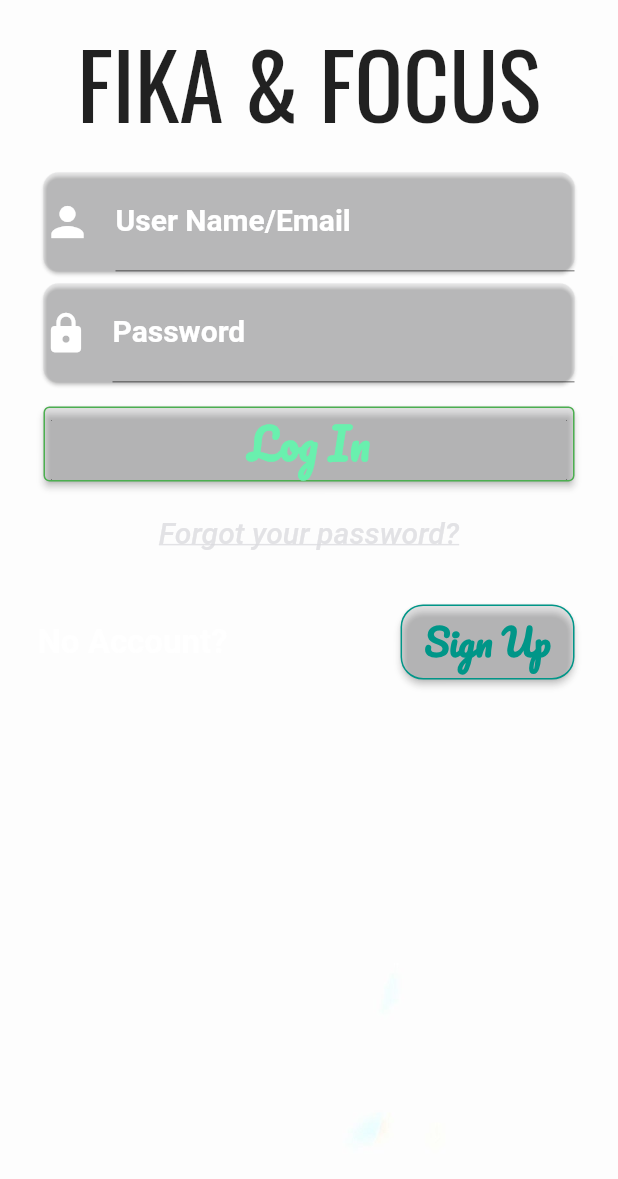
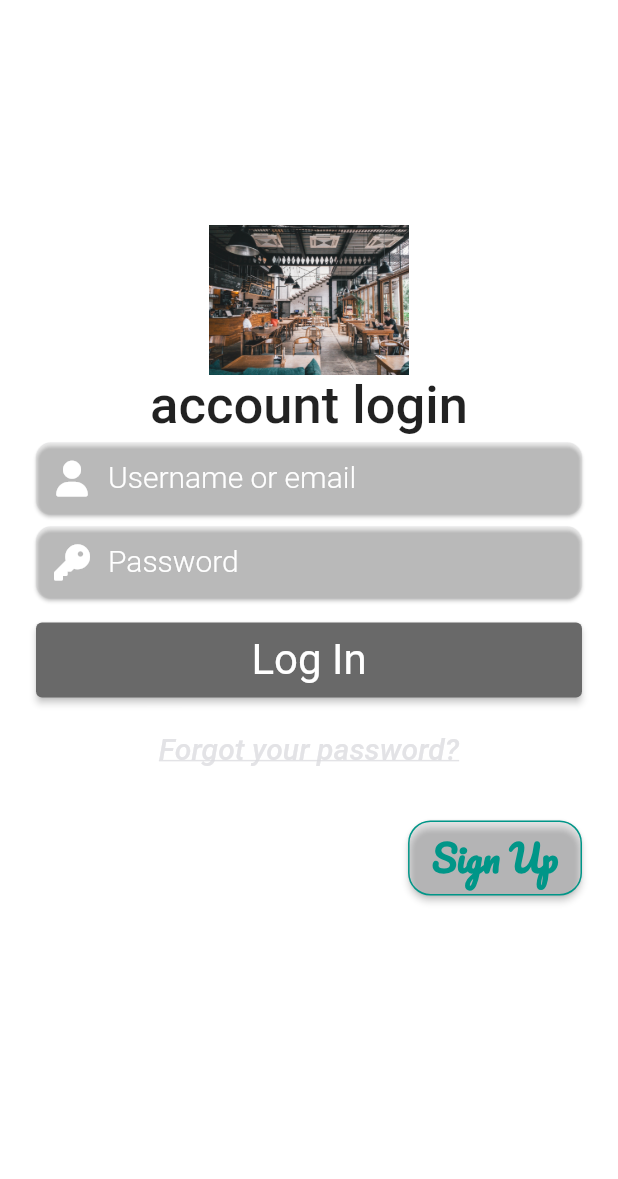
Before and after one commit to StanislavAlpatiev/FikaAndFocus, a Flutter app: the screen it shows after launch, on a phone screen of 412 x 824 dp. Shown: the top 1179 px of the screen. Run offline on Flutter 3.47's test engine with Material 2 defaults, Android fonts, the phone set to English and light mode, and no system bars; our stand-ins replace font_awesome_flutter, geolocator, google_fonts, google_maps_flutter; accounts and stored records are empty.

Commit message:
modified design LogIn.dart

```diff
--- a/fika_and_fokus/lib/LogIn.dart
+++ b/fika_and_fokus/lib/LogIn.dart
@@ -3,6 +3,7 @@ import 'dart:convert';
 import 'package:fika_and_fokus/NavBar.dart';
 import 'package:flutter/material.dart';
 import 'package:google_fonts/google_fonts.dart';
+import 'package:font_awesome_flutter/font_awesome_flutter.dart';
 import 'package:http/http.dart' as http;
 import 'signup.dart';
 import 'User.dart';
@@ -34,33 +35,41 @@ class _LogInState extends State<LogIn> {
   Widget build(BuildContext context) {
     return MaterialApp(
       home: Container(
-        decoration: BoxDecoration(
-          image: DecorationImage(
-            image: const AssetImage("images/bg_white.jpg"),
-            fit: BoxFit.cover,
-            colorFilter: ColorFilter.mode(
-                Colors.brown.withOpacity(0.9), BlendMode.dstATop),
-          ),
-        ),
+        // decoration: BoxDecoration(
+        //   image: DecorationImage(
+        //     image: const AssetImage("images/bg_white.jpg"),
+        //     fit: BoxFit.cover,
+        //     colorFilter: ColorFilter.mode(
+        //         Colors.brown.withOpacity(0.9), BlendMode.dstATop),
+        //   ),
+        // ),
         child: SafeArea(
           child: Scaffold(
             backgroundColor: Colors.transparent,
             body: Padding(
-              padding: const EdgeInsets.symmetric(vertical: 10, horizontal: 25),
+              padding: const EdgeInsets.fromLTRB(20, 150, 20, 20),
               child: ListView(
                 shrinkWrap: true,
                 // ignore: prefer_const_literals_to_create_immutables
                 children: <Widget>[
                   // ignore: prefer_const_constructors
+                  Image.asset('images/cafe3.jpg',width:300,height:100),
+                  //   Text(
+                  //     "FIKA & FOCUS",
+                  //     style: GoogleFonts.oswald(fontSize: 60.00, fontWeight: FontWeight.w300),
+                  //   ),
+                  // ),
                   Center(
                     child: Text(
-                      "FIKA & FOCUS",
-                      style: GoogleFonts.oswald(fontSize: 60.00),
+                      "account login",
+                      style: GoogleFonts.roboto(
+                          fontSize: 35.00,
+                          fontWeight: FontWeight.w500),
                     ),
                   ),
-                  const SizedBox(
-                    height: 12,
-                  ),
+                  // const SizedBox(
+                  //   height: 12,
+                  // ),
                   // CircleAvatar(
                   //   radius: 77,
                   //   child: ClipRRect(
@@ -74,24 +83,28 @@ class _LogInState extends State<LogIn> {
                     // ignore: prefer_const_constructors
                     child: TextFormField(
                       decoration: InputDecoration(
-                        border: UnderlineInputBorder(),
-                        labelText: 'User Name/Email',
-                        icon: Icon(
-                          Icons.person,
-                          color: Colors.white,
-                          size: 32,
+                        contentPadding: EdgeInsets.symmetric(horizontal: 100, vertical: 0),
+                        border: InputBorder.none,
+                        prefixIcon: Align(
+                          widthFactor: 1.0,
+                          heightFactor: 1.0,
+                          child: FaIcon(
+                            FontAwesomeIcons.solidUser,
+                            color: Colors.white,
+                          ),
                         ),
+                        labelText: 'Username or email',
                         labelStyle: TextStyle(
                           color: Colors.white,
-                          fontWeight: FontWeight.bold,
                           fontSize: 20,
                         ),
                       ),
                       // ignore: prefer_const_constructors
-                      style: TextStyle(
-                          color: Color.fromARGB(255, 255, 255, 255),
-                          fontSize: 20,
-                          fontWeight: FontWeight.bold),
+                      style: GoogleFonts.roboto(fontWeight: FontWeight.w300),
+                          //   TextStyle(
+                          // color: Color.fromARGB(255, 255, 255, 255),
+                          // fontSize: 20,
+                          // fontWeight: FontWeight.bold),
                       //To check the input value.
                       validator: (value) {
                         if (value == null || value.isEmpty) {
@@ -112,23 +125,24 @@ class _LogInState extends State<LogIn> {
                   Card(
                     child: TextFormField(
                       obscureText: true,
-                      decoration: InputDecoration(
+                      decoration: const InputDecoration(
+                        contentPadding: EdgeInsets.symmetric(horizontal: 100, vertical: 0),
+                        border: InputBorder.none,
+                        prefixIcon: Align(
+                          widthFactor: 1.0,
+                          heightFactor: 1.0,
+                          child: FaIcon(
+                            FontAwesomeIcons.key,
+                            color: Colors.white,
+                          ),
+                        ),
                         labelText: 'Password',
-                        icon: Icon(
-                          Icons.lock,
-                          color: Colors.white,
-                          size: 30,
-                        ),
                         labelStyle: TextStyle(
                           color: Colors.white,
-                          fontWeight: FontWeight.bold,
                           fontSize: 20,
                         ),
                       ),
-                      style: TextStyle(
-                          color: Color.fromARGB(255, 255, 255, 255),
-                          fontSize: 20,
-                          fontWeight: FontWeight.bold),
+                      style: GoogleFonts.roboto(fontWeight: FontWeight.w300),
                       validator: (value) {
                         if (value == null || value.isEmpty) {
                           return 'Password is empty';
@@ -150,8 +164,7 @@ class _LogInState extends State<LogIn> {
                   ),
                   Container(
                     height: 50,
-                    padding:
-                        const EdgeInsets.symmetric(vertical: 0, horizontal: 4),
+                    padding: const EdgeInsets.symmetric(vertical: 0, horizontal: 4),
                     child: ElevatedButton(
                       onPressed: () {
                         // save();
@@ -162,18 +175,22 @@ class _LogInState extends State<LogIn> {
                           ),
                         );
                       },
-                      child: const Text(
+                      child: Text(
                         'Log In',
-                        style: TextStyle(
-                          color: Colors.greenAccent,
+                        style: GoogleFonts.roboto(
                           fontSize: 28,
-                          fontWeight: FontWeight.bold,
-                          fontFamily: 'Pacifico',
-                        ),
+                          fontWeight: FontWeight.normal
+                          ),
+                        //     TextStyle(
+                        //   color: Color.fromARGB(255, 255, 255, 255),
+                        //   fontSize: 28,
+                        //   fontWeight: FontWeight.bold,
+                        //   fontFamily: 'Pacifico',
+                        // ),
                       ),
                       style: ElevatedButton.styleFrom(
-                        primary: Color.fromARGB(51, 161, 161, 165),
-                        side: BorderSide(color: Colors.green),
+                        primary: Color.fromARGB(255, 105, 105, 105),
+                        // side: BorderSide(color: Colors.green),
                       ),
                     ),
                   ),
@@ -212,8 +229,7 @@ class _LogInState extends State<LogIn> {
                       ),
                       Container(
                         height: 50,
-                        padding: const EdgeInsets.symmetric(
-                            vertical: 0, horizontal: 4),
+                        padding: const EdgeInsets.symmetric(vertical: 0, horizontal: 4),
                         child: ElevatedButton(
                           onPressed: () {
                             Navigator.push(
```
Also changed, not shown: fika_and_fokus/images/logo-black-3.jpg (added), fika_and_fokus/images/logo-black-3.png (added).
